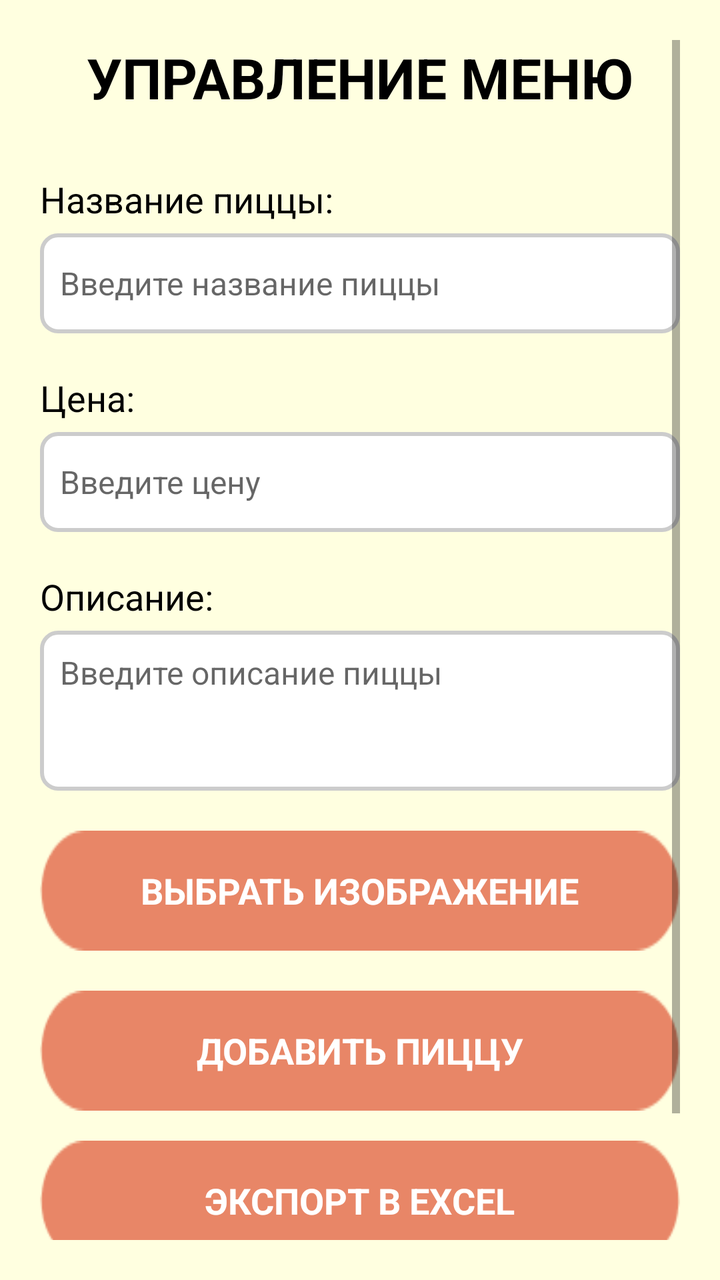
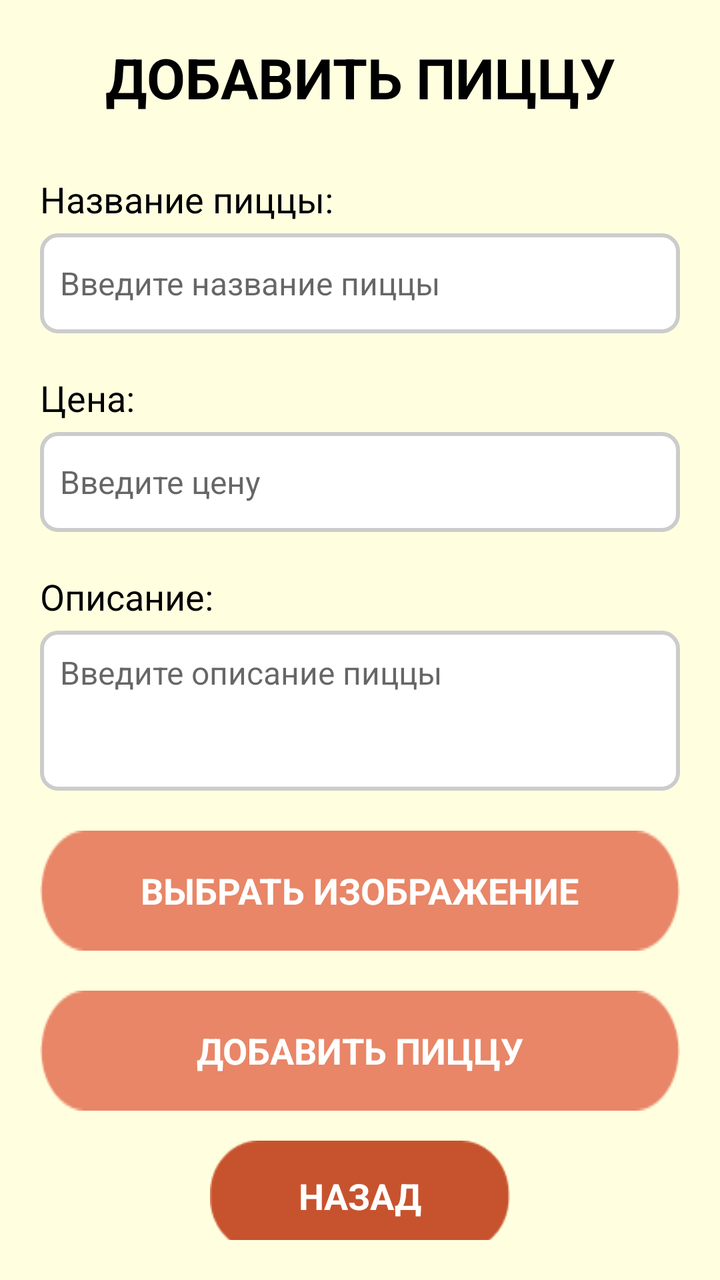

Two renders of the same Android screen: before a commit and after it. Below are the layout's source before the change and the commit's diff.
<!-- AndroidManifest.xml: application theme Theme.DoKusochka -->
<!-- res/layout/menu_managment.xml -->
<?xml version="1.0" encoding="utf-8"?>
<ScrollView xmlns:android="http://schemas.android.com/apk/res/android"
    android:layout_width="match_parent"
    android:layout_height="match_parent"
    android:background="#FFFFE0"
    android:padding="20dp">

    <LinearLayout
        android:layout_width="match_parent"
        android:layout_height="wrap_content"
        android:orientation="vertical">

        
        <TextView
            android:layout_width="match_parent"
            android:layout_height="wrap_content"
            android:text="УПРАВЛЕНИЕ МЕНЮ"
            android:textColor="#000000"
            android:textSize="28sp"
            android:textStyle="bold"
            android:gravity="center"
            android:layout_marginBottom="30dp" />

        
        <TextView
            android:layout_width="match_parent"
            android:layout_height="wrap_content"
            android:text="Название пиццы:"
            android:textColor="#000000"
            android:textSize="18sp"
            android:layout_marginBottom="5dp" />

        <EditText
            android:id="@+id/pizzaNameEditText"
            android:layout_width="match_parent"
            android:layout_height="50dp"
            android:background="@drawable/edittext_background"
            android:padding="10dp"
            android:textColor="#000000"
            android:textSize="16sp"
            android:hint="Введите название пиццы"
            android:layout_marginBottom="20dp" />

        
        <TextView
            android:layout_width="match_parent"
            android:layout_height="wrap_content"
            android:text="Цена:"
            android:textColor="#000000"
            android:textSize="18sp"
            android:layout_marginBottom="5dp" />

        <EditText
            android:id="@+id/pizzaPriceEditText"
            android:layout_width="match_parent"
            android:layout_height="50dp"
            android:background="@drawable/edittext_background"
            android:padding="10dp"
            android:textColor="#000000"
            android:textSize="16sp"
            android:hint="Введите цену"
            android:inputType="numberDecimal"
            android:layout_marginBottom="20dp" />

        
        <TextView
            android:layout_width="match_parent"
            android:layout_height="wrap_content"
            android:text="Описание:"
            android:textColor="#000000"
            android:textSize="18sp"
            android:layout_marginBottom="5dp" />

        <EditText
            android:id="@+id/pizzaDescriptionEditText"
            android:layout_width="match_parent"
            android:layout_height="80dp"
            android:background="@drawable/edittext_background"
            android:padding="10dp"
            android:textColor="#000000"
            android:textSize="16sp"
            android:hint="Введите описание пиццы"
            android:gravity="top"
            android:layout_marginBottom="20dp" />

        
        <LinearLayout
            android:id="@+id/selectImageButton"
            android:layout_width="match_parent"
            android:layout_height="60dp"
            android:background="@drawable/button_background"
            android:gravity="center"
            android:layout_marginBottom="20dp">

            <TextView
                android:layout_width="wrap_content"
                android:layout_height="wrap_content"
                android:text="ВЫБРАТЬ ИЗОБРАЖЕНИЕ"
                android:textColor="#FFFFFF"
                android:textSize="18sp"
                android:textStyle="bold" />

        </LinearLayout>

        
        <ImageView
            android:id="@+id/selectedImageView"
            android:layout_width="150dp"
            android:layout_height="150dp"
            android:layout_gravity="center_horizontal"
            android:background="@drawable/image_placeholder"
            android:scaleType="centerCrop"
            android:layout_marginBottom="20dp"
            android:visibility="gone" />

        
        <LinearLayout
            android:id="@+id/addPizzaButton"
            android:layout_width="match_parent"
            android:layout_height="60dp"
            android:background="@drawable/button_background"
            android:gravity="center"
            android:layout_marginBottom="15dp">

            <TextView
                android:layout_width="wrap_content"
                android:layout_height="wrap_content"
                android:text="ДОБАВИТЬ ПИЦЦУ"
                android:textColor="#FFFFFF"
                android:textSize="18sp"
                android:textStyle="bold" />

        </LinearLayout>

        
        <LinearLayout
            android:id="@+id/exportExcelButton"
            android:layout_width="match_parent"
            android:layout_height="60dp"
            android:background="@drawable/button_background"
            android:gravity="center"
            android:layout_marginBottom="30dp">

            <TextView
                android:layout_width="wrap_content"
                android:layout_height="wrap_content"
                android:text="ЭКСПОРТ В EXCEL"
                android:textColor="#FFFFFF"
                android:textSize="18sp"
                android:textStyle="bold" />

        </LinearLayout>

        
        <LinearLayout
            android:id="@+id/backButton"
            android:layout_width="150dp"
            android:layout_height="55dp"
            android:layout_gravity="center_horizontal"
            android:background="@drawable/dark_button_background"
            android:gravity="center">

            <TextView
                android:layout_width="wrap_content"
                android:layout_height="wrap_content"
                android:text="НАЗАД"
                android:textColor="#FFFFFF"
                android:textSize="18sp"
                android:textStyle="bold" />

        </LinearLayout>

    </LinearLayout>

</ScrollView>
<!-- resources referenced by this layout -->
<resources>
  <!-- drawable button_background: png bitmap (drawable, 1152 bytes) -->
  <!-- drawable dark_button_background: png bitmap (drawable, 1264 bytes) -->
  <!-- drawable edittext_background (drawable) -->
  <?xml version="1.0" encoding="utf-8"?>
  <shape xmlns:android="http://schemas.android.com/apk/res/android">
      <solid android:color="#FFFFFF" />
      <stroke
          android:width="2dp"
          android:color="#CCCCCC" />
      <corners android:radius="8dp" />
  </shape>
  <!-- drawable image_placeholder (drawable) -->
  <?xml version="1.0" encoding="utf-8"?>
  <shape xmlns:android="http://schemas.android.com/apk/res/android">
      <solid android:color="#E0E0E0" />
      <stroke
          android:width="1dp"
          android:color="#CCCCCC" />
      <corners android:radius="8dp" />
  </shape>
  <style name="Theme.DoKusochka" parent="Theme.AppCompat.Light.NoActionBar">
          <item name="android:windowBackground">#FFFFE0</item>
      </style>
</resources>

<!-- the commit's change to res/layout/menu_managment.xml (unified diff, before → after) -->
@@ -14,7 +14,7 @@
         <TextView
             android:layout_width="match_parent"
             android:layout_height="wrap_content"
-            android:text="УПРАВЛЕНИЕ МЕНЮ"
+            android:text="ДОБАВИТЬ ПИЦЦУ"
             android:textColor="#000000"
             android:textSize="28sp"
             android:textStyle="bold"
@@ -130,24 +130,6 @@
                 android:textSize="18sp"
                 android:textStyle="bold" />
 
-        </LinearLayout>
-
-        
-        <LinearLayout
-            android:id="@+id/exportExcelButton"
-            android:layout_width="match_parent"
-            android:layout_height="60dp"
-            android:background="@drawable/button_background"
-            android:gravity="center"
-            android:layout_marginBottom="30dp">
-
-            <TextView
-                android:layout_width="wrap_content"
-                android:layout_height="wrap_content"
-                android:text="ЭКСПОРТ В EXCEL"
-                android:textColor="#FFFFFF"
-                android:textSize="18sp"
-                android:textStyle="bold" />
 
         </LinearLayout>
 
